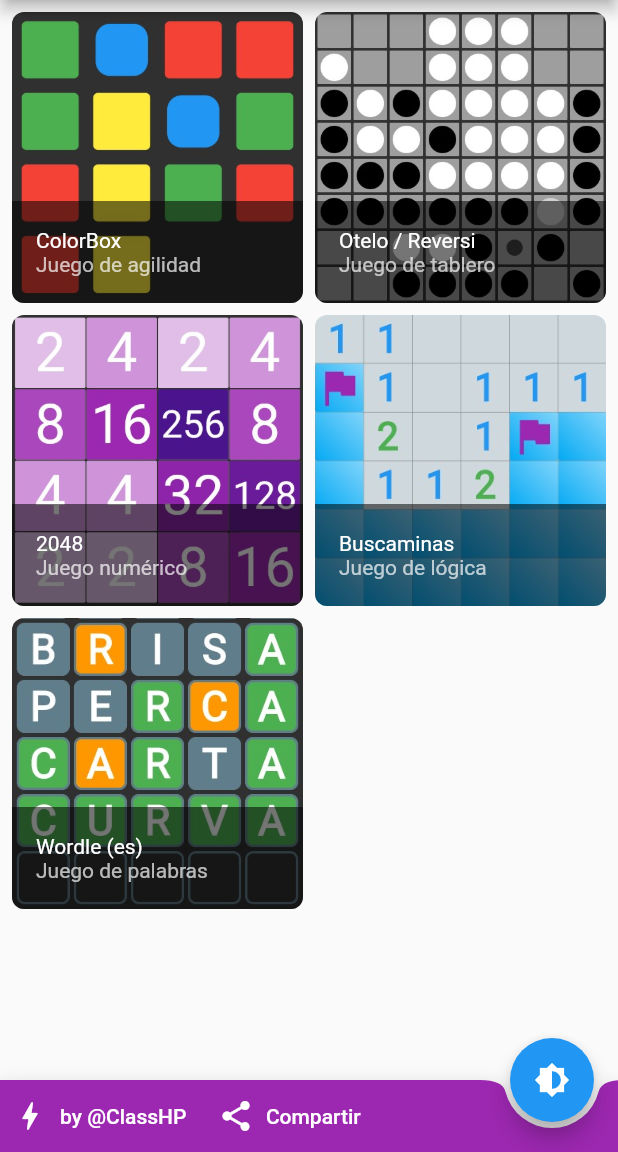
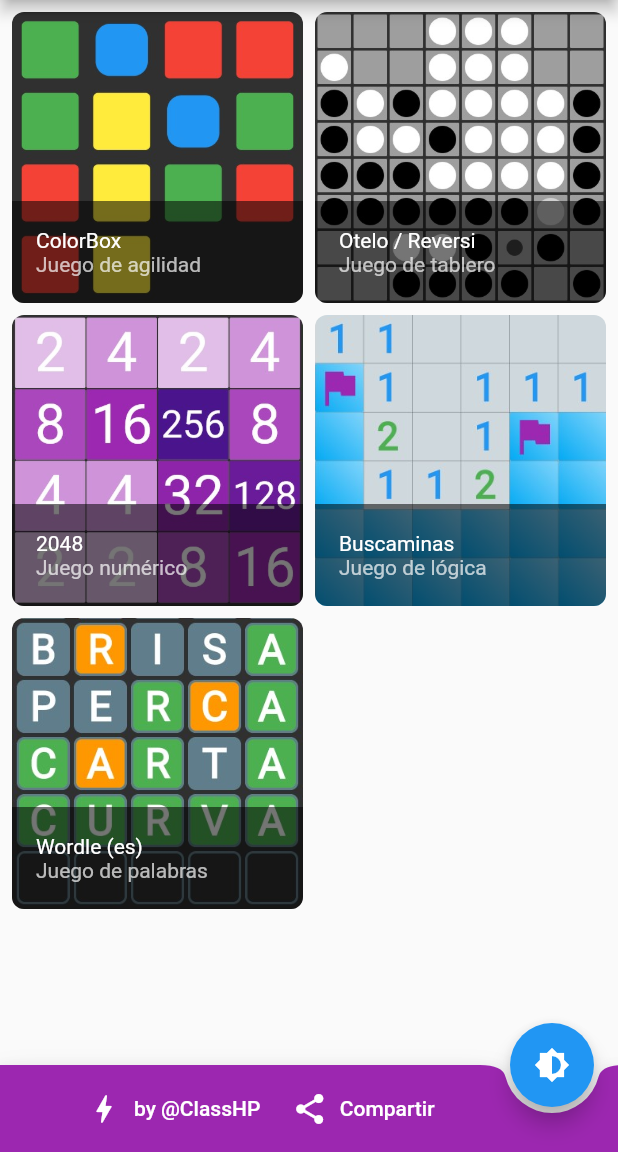
Before and after one commit to ClassHP/minijuegos_flutter, a Flutter app: the screen it shows after launch, after a tap on "by @ClassHP", on a phone screen of 412 x 824 dp, the part 84-1236 px from its top. Run offline on Flutter 3.47's test engine with Material 2 defaults, Android fonts, the phone set to English and light mode, and no system bars; our stand-ins replace cloud_firestore, firebase_core, fluttertoast, go_router, localstorage, share_plus; accounts and stored records are empty.

Commit message:
actualizacion de librerias

```diff
--- a/lib/home.dart
+++ b/lib/home.dart
@@ -49,16 +49,24 @@
   ];
 
   _openClassHP() {
-    launchUrl(Uri.parse('https://twitter.com/classhp'));
+    launchUrl(
+      Uri.parse('https://twitter.com/classhp'),
+      mode: LaunchMode.externalApplication,
+    );
   }
 
   _openAndroid() {
-    launchUrl(Uri.parse(
-        'https://play.google.com/store/apps/details?id=com.classhp.minijuegosf'));
+    launchUrl(
+      Uri.parse('https://play.google.com/store/apps/details?id=com.classhp.minijuegosf'),
+      mode: LaunchMode.externalApplication,
+    );
   }
 
   _openRepository() {
-    launchUrl(Uri.parse('https://github.com/ClassHP/minijuegos_flutter'));
+    launchUrl(
+      Uri.parse('https://github.com/ClassHP/minijuegos_flutter'),
+      mode: LaunchMode.externalApplication,
+    );
   }
 
   _share() {
@@ -137,7 +145,12 @@
       bottomNavigationBar: BottomAppBar(
         shape: const CircularNotchedRectangle(),
         color: Theme.of(context).colorScheme.primary,
-        child: Row(
+        child: Container(
+          padding: const EdgeInsets.fromLTRB(5, 5, 70, 5),
+          child: Wrap(
+            alignment: WrapAlignment.center,
+            spacing: 5,
+            runSpacing: 5,
             children: [
               TextButton.icon(
                 style: TextButton.styleFrom(
@@ -147,8 +160,15 @@
                 label: const Text("by @ClassHP"),
                 onPressed: _openClassHP,
               ),
-            const SizedBox(width: 5),
               if (kIsWeb) ...[
+                TextButton.icon(
+                  style: TextButton.styleFrom(
+                    foregroundColor: Theme.of(context).colorScheme.onPrimary,
+                  ),
+                  icon: const Icon(Icons.call_split),
+                  label: const Text("GitHub"),
+                  onPressed: _openRepository,
+                ),
                 TextButton.icon(
                   style: TextButton.styleFrom(
                     foregroundColor: Theme.of(context).colorScheme.onPrimary,
@@ -156,15 +176,6 @@
                   icon: const Icon(Icons.android),
                   label: const Text("Instala la app Android"),
                   onPressed: _openAndroid,
-              ),
-              const SizedBox(width: 5),
-              TextButton.icon(
-                style: TextButton.styleFrom(
-                  foregroundColor: Theme.of(context).colorScheme.onPrimary,
-                ),
-                icon: const Icon(Icons.call_split),
-                label: const Text("GitHub"),
-                onPressed: _openRepository,
                 ),
               ],
               if (!kIsWeb)
@@ -177,6 +188,7 @@
                   onPressed: _share,
                 ),
             ],
+          ),
         ),
       ),
     );
```
Also changed, not shown: pubspec.lock. Lines whose indentation alone changed are shown as unchanged.
